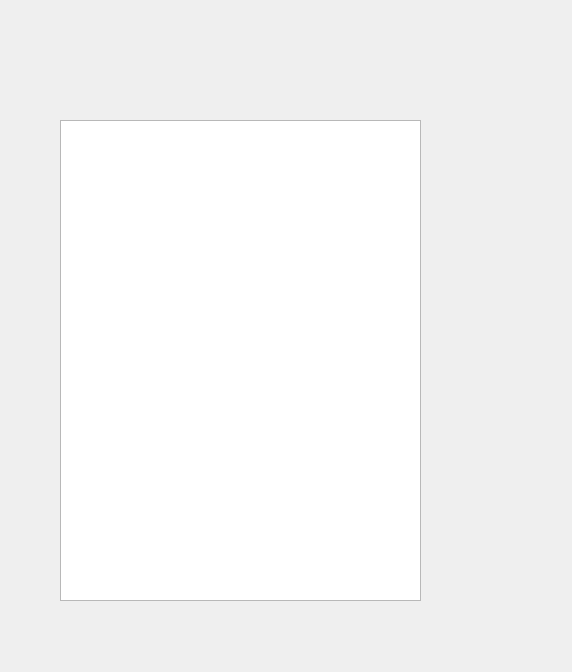
Old version of the form displaydocument.ui in the repository CS180-spring/cs180-21-wooohooo.
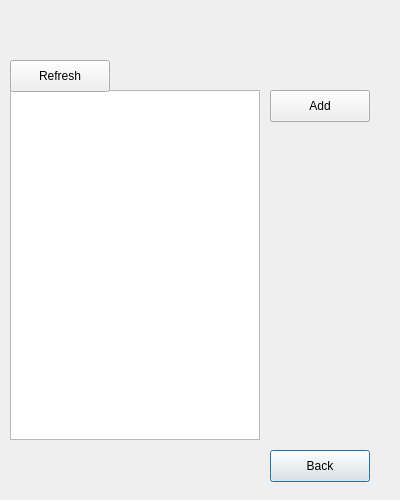
New version of the form.

Patch:
```diff
--- a/displaydocument.ui
+++ b/displaydocument.ui
@@ -1,13 +1,13 @@
 <?xml version="1.0" encoding="UTF-8"?>
 <ui version="4.0">
  <class>displayDocument</class>
- <widget class="QWidget" name="displayDocument">
+ <widget class="QDialog" name="displayDocument">
   <property name="geometry">
    <rect>
     <x>0</x>
     <y>0</y>
-    <width>572</width>
-    <height>672</height>
+    <width>400</width>
+    <height>500</height>
    </rect>
   </property>
   <property name="windowTitle">
@@ -16,13 +16,52 @@
   <widget class="QTextBrowser" name="document">
    <property name="geometry">
     <rect>
-     <x>60</x>
-     <y>120</y>
-     <width>361</width>
-     <height>481</height>
+     <x>10</x>
+     <y>90</y>
+     <width>250</width>
+     <height>350</height>
     </rect>
    </property>
   </widget>
+  <widget class="QPushButton" name="back">
+   <property name="geometry">
+    <rect>
+     <x>270</x>
+     <y>450</y>
+     <width>100</width>
+     <height>32</height>
+    </rect>
+   </property>
+   <property name="text">
+    <string>Back</string>
+   </property>
+  </widget>
+  <widget class="QPushButton" name="add">
+   <property name="geometry">
+    <rect>
+     <x>270</x>
+     <y>90</y>
+     <width>100</width>
+     <height>32</height>
+    </rect>
+   </property>
+   <property name="text">
+    <string>Add</string>
+   </property>
+  </widget>
+  <widget class="QPushButton" name="refresh">
+   <property name="geometry">
+    <rect>
+     <x>10</x>
+     <y>60</y>
+     <width>100</width>
+     <height>32</height>
+    </rect>
+   </property>
+   <property name="text">
+    <string>Refresh</string>
+   </property>
+  </widget>
  </widget>
  <resources/>
  <connections/>
```
Left out of the diff: 2 changed lines with no effect on the pictures.
